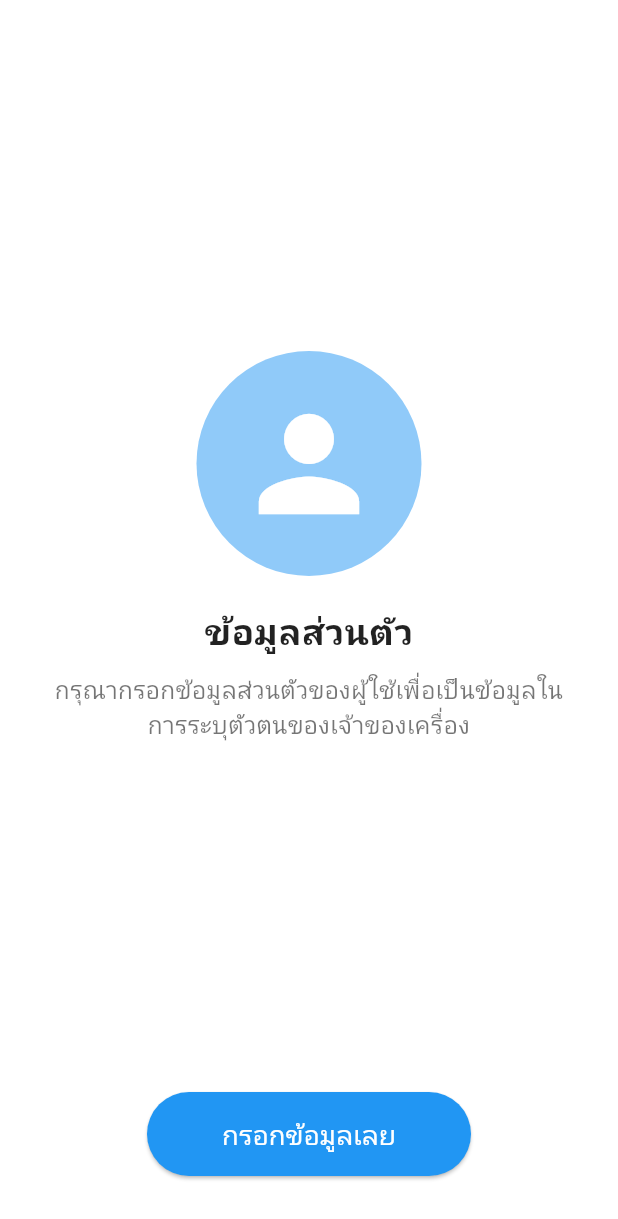
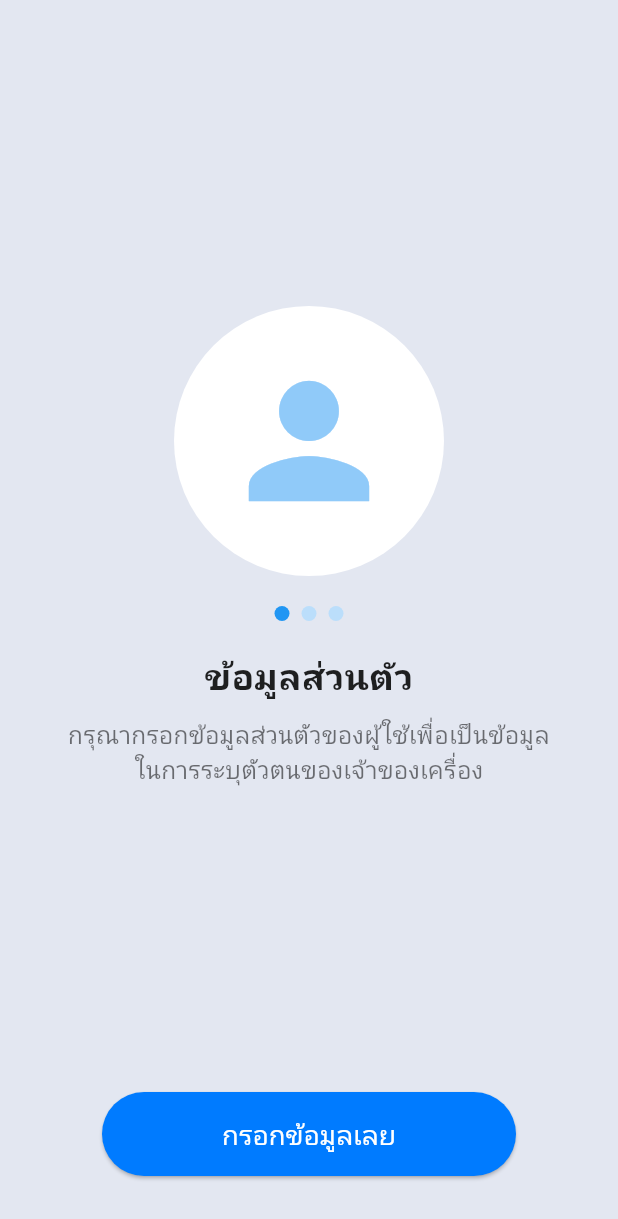
Before and after one commit to KittapongMoo/ProFaceMind, a Flutter app: the screen it shows after launch, on a phone screen of 412 x 824 dp. Shown: the top 1219 px of the screen. Run offline on Flutter 3.47's test engine with Material 3 defaults, Android fonts, the phone set to English and light mode, and no system bars; our stand-ins replace shared_preferences.

Commit message:
edit main page

```diff
--- a/lib/main.dart
+++ b/lib/main.dart
@@ -23,25 +23,60 @@ class PersonalInfoPage extends StatelessWidget {
   @override
   Widget build(BuildContext context) {
     return Scaffold(
-      backgroundColor: Colors.white,
+      backgroundColor: const Color(0xFFE3E7F1), // Light blue background
       body: Column(
         mainAxisAlignment: MainAxisAlignment.center,
         children: [
           const Spacer(),
+          // Profile Icon with background
           Container(
-            width: 150,
-            height: 150,
-            decoration: BoxDecoration(
-              color: Colors.blue[200],
+            width: 180,
+            height: 180,
+            decoration: const BoxDecoration(
+              color: Colors.white,
               shape: BoxShape.circle,
             ),
-            child: const Icon(
+            child: Icon(
               Icons.person,
-              size: 100,
-              color: Colors.white,
+              size: 120,
+              color: Colors.blue[200],
             ),
           ),
           const SizedBox(height: 20),
+          // Page indicator dots
+          Row(
+            mainAxisAlignment: MainAxisAlignment.center,
+            children: [
+              Container(
+                width: 10,
+                height: 10,
+                decoration: const BoxDecoration(
+                  color: Colors.blue,
+                  shape: BoxShape.circle,
+                ),
+              ),
+              const SizedBox(width: 8),
+              Container(
+                width: 10,
+                height: 10,
+                decoration: BoxDecoration(
+                  color: Colors.blue[100],
+                  shape: BoxShape.circle,
+                ),
+              ),
+              const SizedBox(width: 8),
+              Container(
+                width: 10,
+                height: 10,
+                decoration: BoxDecoration(
+                  color: Colors.blue[100],
+                  shape: BoxShape.circle,
+                ),
+              ),
+            ],
+          ),
+          const SizedBox(height: 20),
+          // Title text
           const Text(
             "ข้อมูลส่วนตัว",
             style: TextStyle(
@@ -51,8 +86,9 @@ class PersonalInfoPage extends StatelessWidget {
             ),
           ),
           const SizedBox(height: 10),
+          // Description text
           const Padding(
-            padding: EdgeInsets.symmetric(horizontal: 30.0),
+            padding: EdgeInsets.symmetric(horizontal: 40.0),
             child: Text(
               "กรุณากรอกข้อมูลส่วนตัวของผู้ใช้เพื่อเป็นข้อมูลในการระบุตัวตนของเจ้าของเครื่อง",
               textAlign: TextAlign.center,
@@ -63,6 +99,7 @@ class PersonalInfoPage extends StatelessWidget {
             ),
           ),
           const Spacer(),
+          // Button
           ElevatedButton(
             onPressed: () {
               Navigator.push(
@@ -71,8 +108,8 @@ class PersonalInfoPage extends StatelessWidget {
               );
             },
             style: ElevatedButton.styleFrom(
-              backgroundColor: Colors.blue,
-              padding: const EdgeInsets.symmetric(horizontal: 50, vertical: 15),
+              backgroundColor: const Color(0xFF007BFF), // Bright blue
+              padding: const EdgeInsets.symmetric(horizontal: 80, vertical: 15),
               shape: RoundedRectangleBorder(
                 borderRadius: BorderRadius.circular(30),
               ),
```
